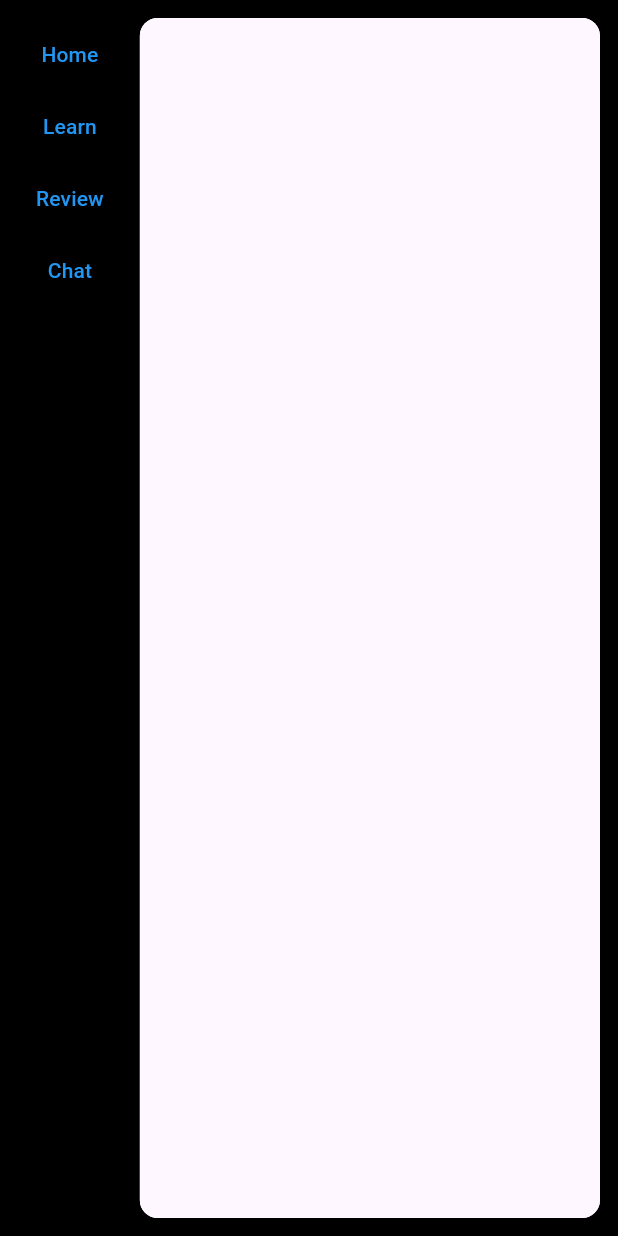
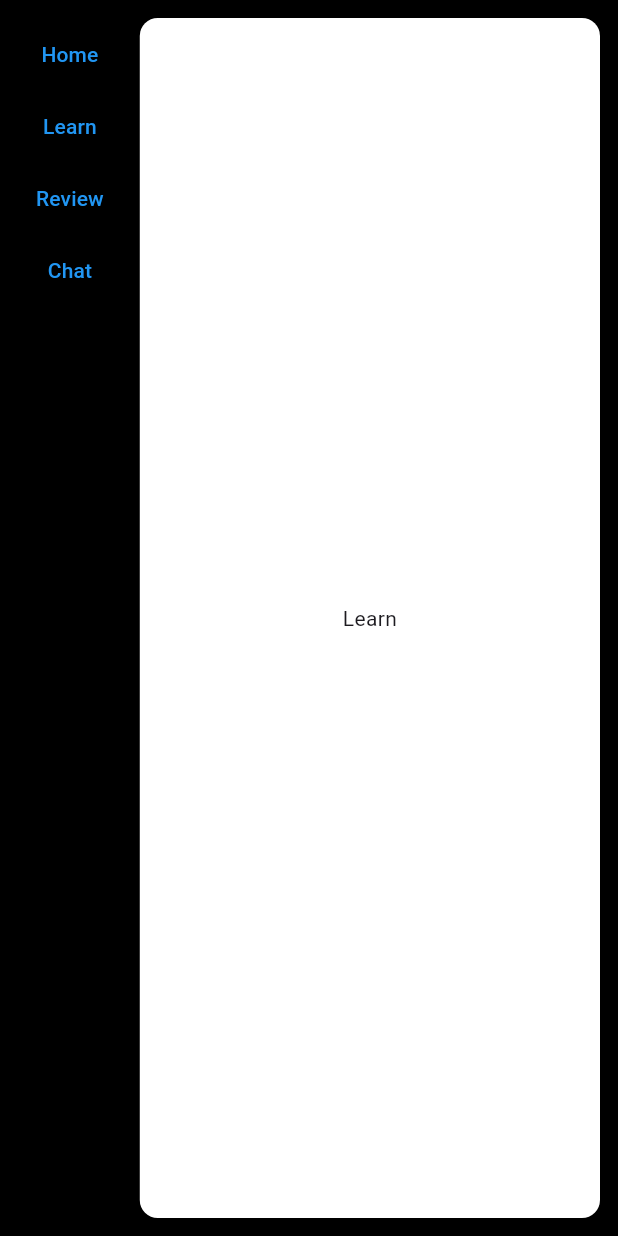
Before and after one commit to 27Mikael/cerebrum, a Flutter app: the screen it shows after launch, on a phone screen of 412 x 824 dp. Run offline on Flutter 3.47's test engine with Material 3 defaults, Android fonts, the phone set to English and light mode, and no system bars; our stand-ins replace flutter_chat_types, flutter_chat_ui.

```diff
--- a/frontend/cerebrum_app/lib/app.dart
+++ b/frontend/cerebrum_app/lib/app.dart
@@ -20,7 +20,7 @@ class _CerebrumState extends State<Cerebrum> {
 
   Widget _buildPage() {
     if (selectedPage == 0) {
-      return HomePage();
+      return Center(child: Text('Learn'));
     } else if (selectedPage == 1) {
       return Center(child: Text('Learn'));
     } else if (selectedPage == 2) {
@@ -89,7 +89,7 @@ class _CerebrumState extends State<Cerebrum> {
               // Right side: main window
               Expanded(
                 child: Container(
-                  height: MediaQuery.of(context).size.height * 0.98,
+                  height: MediaQuery.of(context).size.height * 1.2,
                   decoration: BoxDecoration(
                     color: Colors.white,
                     borderRadius: BorderRadius.circular(12),
```
